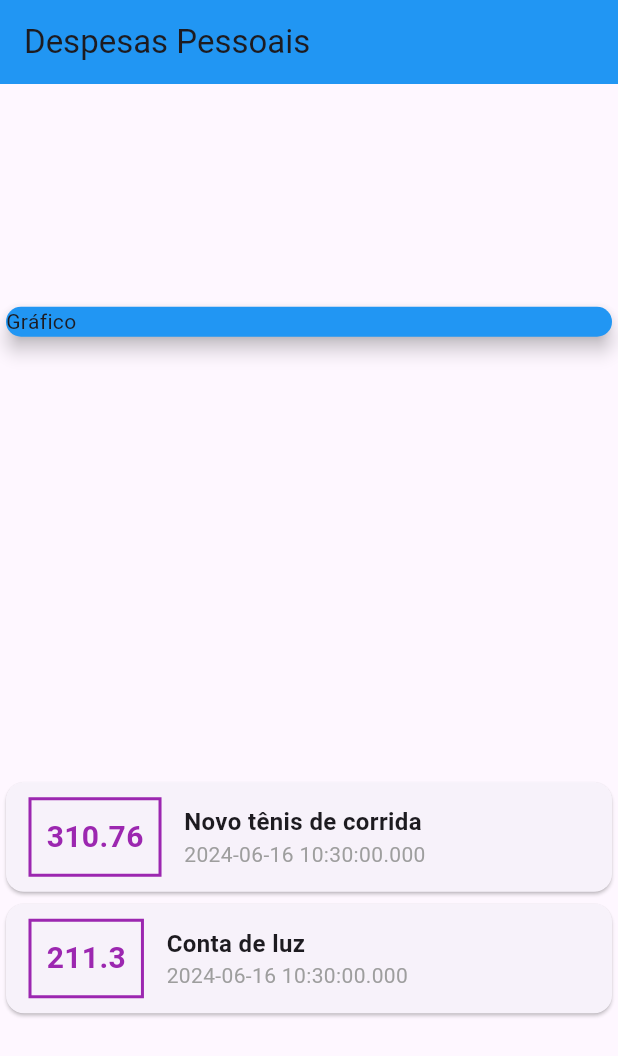
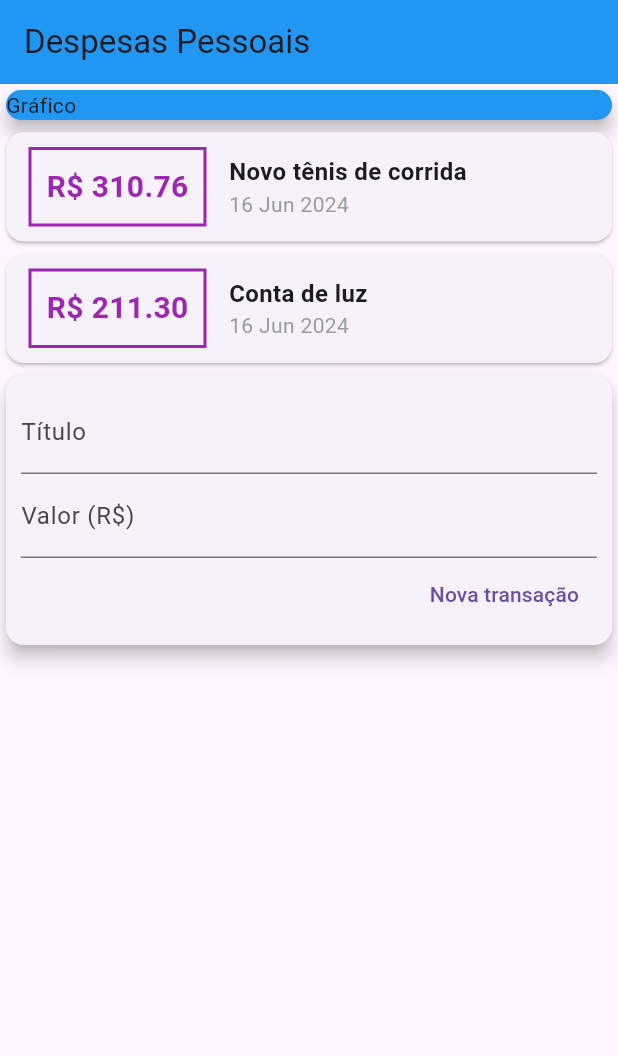
Before and after one commit to andree-felipe/capacitacao_flutter, a Flutter app: the screen it shows after launch, on a phone screen of 412 x 824 dp. Shown: the top 1056 px of the screen. Run offline on Flutter 3.47's test engine with Material 3 defaults, Android fonts, the light colour scheme and no system bars.

Commit message:
Criação da componente transaction_list e alteração na main para uso desse componente

```diff
--- /dev/null
+++ b/lib/components/transaction_list.dart
@@ -0,0 +1,65 @@
+import 'package:flutter/material.dart';
+import '../models/transaction.dart';
+import 'package:intl/intl.dart';
+
+
+class TransactionList extends StatelessWidget {
+  final List<Transaction> transactions;
+
+  // ignore: use_key_in_widget_constructors
+  const TransactionList(this.transactions);
+
+  @override
+  Widget build(BuildContext context) {
+    return Column(
+      children: transactions.map((tr) {
+        return Card(
+          child: Row(
+            children: <Widget>[
+              // ignore: avoid_unnecessary_containers
+              Container(
+                margin: const EdgeInsets.symmetric(
+                  horizontal: 15,
+                  vertical: 10
+                ),
+                decoration: BoxDecoration(
+                  border: Border.all(
+                    color: Colors.purple,
+                    width: 2,
+                  )
+                ),
+                padding: const EdgeInsets.all(10),
+                child: Text(
+                  'R\$ ${tr.value.toStringAsFixed(2)}',
+                  style: const TextStyle(
+                    fontWeight: FontWeight.bold,
+                    fontSize: 20,
+                    color: Colors.purple,
+                  ),
+                ),
+              ),
+              Column(
+                crossAxisAlignment: CrossAxisAlignment.start,
+                children: <Widget>[
+                  Text(
+                    tr.title,
+                    style: const TextStyle(
+                      fontWeight: FontWeight.bold,
+                      fontSize: 16,
+                    ),
+                  ),
+                  Text(
+                    DateFormat('d MMM y').format(tr.date),
+                    style: const TextStyle(
+                      color: Colors.grey,
+                    ),
+                  ),
+                ],
+              ),
+            ],
+          ),
+        );
+      }).toList(),
+    );
+  }
+}
--- a/lib/main.dart
+++ b/lib/main.dart
@@ -1,4 +1,5 @@
 import 'package:flutter/material.dart';
+import 'components/transaction_list.dart';
 import 'models/transaction.dart';
 
 main() => runApp(const ExpensesApp());
@@ -16,6 +17,9 @@ class ExpensesApp extends StatelessWidget {
 
 class MyHomePage extends StatelessWidget {
   MyHomePage({super.key});
+
+  final titleController = TextEditingController();
+  final valueController = TextEditingController();
 
   final _transactions = [
     Transaction(
@@ -41,7 +45,6 @@ class MyHomePage extends StatelessWidget {
       ),
 
       body: Column(
-        mainAxisAlignment: MainAxisAlignment.spaceAround,
         crossAxisAlignment: CrossAxisAlignment.stretch,
         children: <Widget>[
           // ignore: avoid_unnecessary_containers
@@ -52,57 +55,41 @@ class MyHomePage extends StatelessWidget {
               child: Text('Gráfico'),
             ),
           ),
-
-          Column(
-            children: _transactions.map((tr) {
-              return Card(
-                child: Row(
+          TransactionList(_transactions),
+          Card(
+            elevation: 5,
+            child: Padding(
+              padding: const EdgeInsets.all(10),
+              child: Column(
                 children: <Widget>[
-                    // ignore: avoid_unnecessary_containers
-                    Container(
-                      margin: const EdgeInsets.symmetric(
-                        horizontal: 15,
-                        vertical: 10
-                      ),
-                      decoration: BoxDecoration(
-                        border: Border.all(
-                          color: Colors.purple,
-                          width: 2,
-                        )
-                      ),
-                      padding: const EdgeInsets.all(10),
-                      child: Text(
-                        tr.value.toString(),
-                        style: const TextStyle(
-                          fontWeight: FontWeight.bold,
-                          fontSize: 20,
-                          color: Colors.purple,
+                  TextField(
+                    controller: titleController,
+                    decoration: const InputDecoration(
+                      labelText: 'Título',
                     ),
                   ),
-                    ),
-                    Column(
-                      crossAxisAlignment: CrossAxisAlignment.start,
-                      children: <Widget>[
-                        Text(
-                          tr.title,
-                          style: const TextStyle(
-                            fontWeight: FontWeight.bold,
-                            fontSize: 16,
+                  TextField(
+                    controller: valueController,
+                    decoration: const InputDecoration(
+                      labelText: 'Valor (R\$)',
                     ),
                   ),
-                        Text(
-                          tr.date.toString(),
-                          style: const TextStyle(
-                            color: Colors.grey,
-                          ),
+                  Row(
+                    mainAxisAlignment: MainAxisAlignment.end,
+                    children: [
+                      TextButton(
+                        child: const Text('Nova transação'),
+                        onPressed: () {
+                          print(titleController.text);
+                          print(valueController.text);
+                        },
                       ),
                     ],
                   ),
                 ],
               ),
-              );
-            }).toList(),
-          )
+            ),
+          ),
         ],
       )
     );
--- a/pubspec.yaml
+++ b/pubspec.yaml
@@ -30,6 +30,7 @@ environment:
 dependencies:
   flutter:
     sdk: flutter
+  intl: 0.19.0
 
 
   # The following adds the Cupertino Icons font to your application.
```
Also changed, not shown: pubspec.lock. Lines whose indentation alone changed are shown as unchanged.
